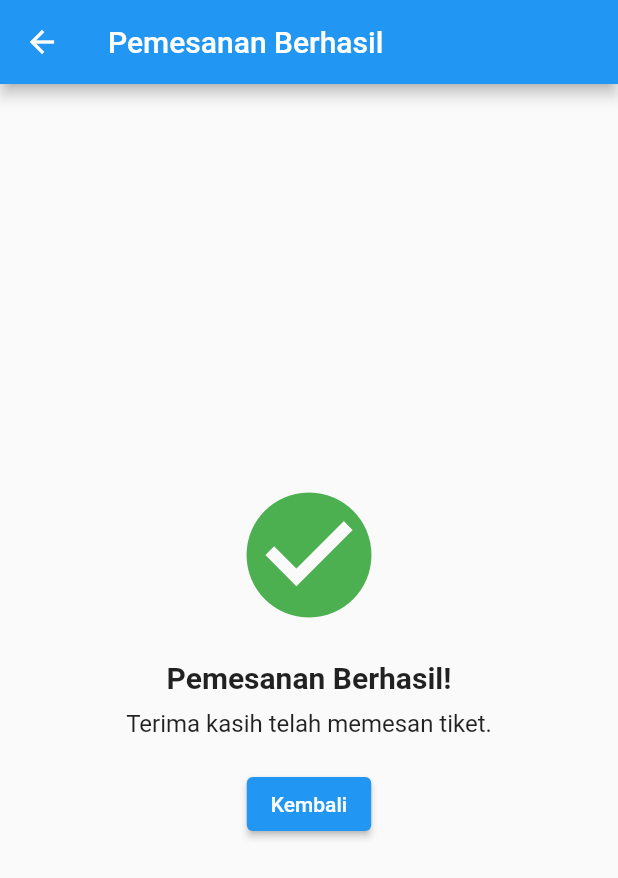
After one commit to juharmansah/miniproject_juharmansah_flutter, a Flutter app: the SuccessPage screen opened by its route, on a phone screen of 412 x 824 dp. The commit adds this screen. Shown: the top 878 px of the screen. Run offline on Flutter 3.47's test engine with Material 2 defaults, Android fonts, the phone set to English and light mode, and no system bars; our stand-ins replace cloud_firestore, firebase_core, get; accounts and stored records are empty; network calls fail.

Commit message:
done project

```diff
--- a/pemesanan_tiket_pemancingan/lib/ViewModels/repository.dart
+++ b/pemesanan_tiket_pemancingan/lib/ViewModels/repository.dart
@@ -6,6 +6,8 @@ import 'package:pemesanan_tiket_pemancingan/Models/berita_model.dart';
 import 'package:pemesanan_tiket_pemancingan/Models/kolam_model.dart';
 import 'package:pemesanan_tiket_pemancingan/Views/berita.dart';
 import 'package:pemesanan_tiket_pemancingan/Models/bangku_model.dart';
+
+import '../Models/user_model.dart';
 
 
 class Repository {
--- a/pemesanan_tiket_pemancingan/lib/Views/jadwal_tiket.dart
+++ b/pemesanan_tiket_pemancingan/lib/Views/jadwal_tiket.dart
@@ -21,7 +21,7 @@ class _JadwaltiketState extends State<Jadwaltiket> {
     listBangku.add(bangku);
     final respons = await Repository().putKolam(listBangku, widget.model.id);
     if (respons) {
-      print('berhasil');
+      Navigator.pushReplacementNamed(context, '/struk');
     }
   }
 
--- a/pemesanan_tiket_pemancingan/lib/Views/splashscreen.dart
+++ b/pemesanan_tiket_pemancingan/lib/Views/splashscreen.dart
@@ -12,7 +12,7 @@ class _SplashState extends State<Splash> {
     super.initState();
     Future.delayed(
       Duration(seconds: 3),
-      () => Navigator.pushReplacementNamed(context, '/profil')
+      () => Navigator.pushReplacementNamed(context, '/login')
     );
   }
 
--- /dev/null
+++ b/pemesanan_tiket_pemancingan/lib/Views/struk_tiket.dart
@@ -0,0 +1,45 @@
+import 'package:flutter/material.dart';
+
+class SuccessPage extends StatelessWidget {
+  @override
+  Widget build(BuildContext context) {
+    return Scaffold(
+      appBar: AppBar(
+        title: Text('Pemesanan Berhasil'),
+      ),
+      body: Center(
+        child: Column(
+          mainAxisAlignment: MainAxisAlignment.center,
+          children: [
+            Icon(
+              Icons.check_circle,
+              color: Colors.green,
+              size: 100.0,
+            ),
+            SizedBox(height: 20.0),
+            Text(
+              'Pemesanan Berhasil!',
+              style: TextStyle(
+                fontSize: 20.0,
+                fontWeight: FontWeight.bold,
+              ),
+            ),
+            SizedBox(height: 10.0),
+            Text(
+              'Terima kasih telah memesan tiket.',
+              style: TextStyle(fontSize: 16.0),
+            ),
+            SizedBox(height: 20.0),
+            ElevatedButton(
+              onPressed: () {
+                // Navigasi kembali ke halaman sebelumnya atau halaman lainnya
+                Navigator.pop(context);
+              },
+              child: Text('Kembali'),
+            ),
+          ],
+        ),
+      ),
+    );
+  }
+}
--- a/pemesanan_tiket_pemancingan/lib/main.dart
+++ b/pemesanan_tiket_pemancingan/lib/main.dart
@@ -6,6 +6,7 @@ import 'package:pemesanan_tiket_pemancingan/Views/chatbot.dart';
 import 'package:pemesanan_tiket_pemancingan/Views/daftar.dart';
 import 'package:pemesanan_tiket_pemancingan/Views/jadwal_tiket.dart';
 import 'package:pemesanan_tiket_pemancingan/Views/login.dart';
+import 'package:pemesanan_tiket_pemancingan/Views/struk_tiket.dart';
 import 'package:pemesanan_tiket_pemancingan/Views/tiket.dart';
 import 'Views/profil.dart';
 import 'Views/splashscreen.dart';
@@ -36,6 +37,7 @@ class MyApp extends StatelessWidget {
         '/profil': (context) => ProfilePage(),
         '/berita':(context) => Berita(),
         '/tiket':(context) => Tiket(),
+        '/struk':(context) => SuccessPage(),
         '/chatbot': (context) => ChatBotScreen(),
 
       },
```
Also changed, not shown: pemesanan_tiket_pemancingan/lib/Views/berita.dart (+8 -0 lines), pemesanan_tiket_pemancingan/lib/Views/login.dart (+51 -16 lines), pemesanan_tiket_pemancingan/lib/Views/profil.dart (+9 -4 lines), pemesanan_tiket_pemancingan/lib/Models/login_model.dart (deleted), pemesanan_tiket_pemancingan/pubspec.lock.
